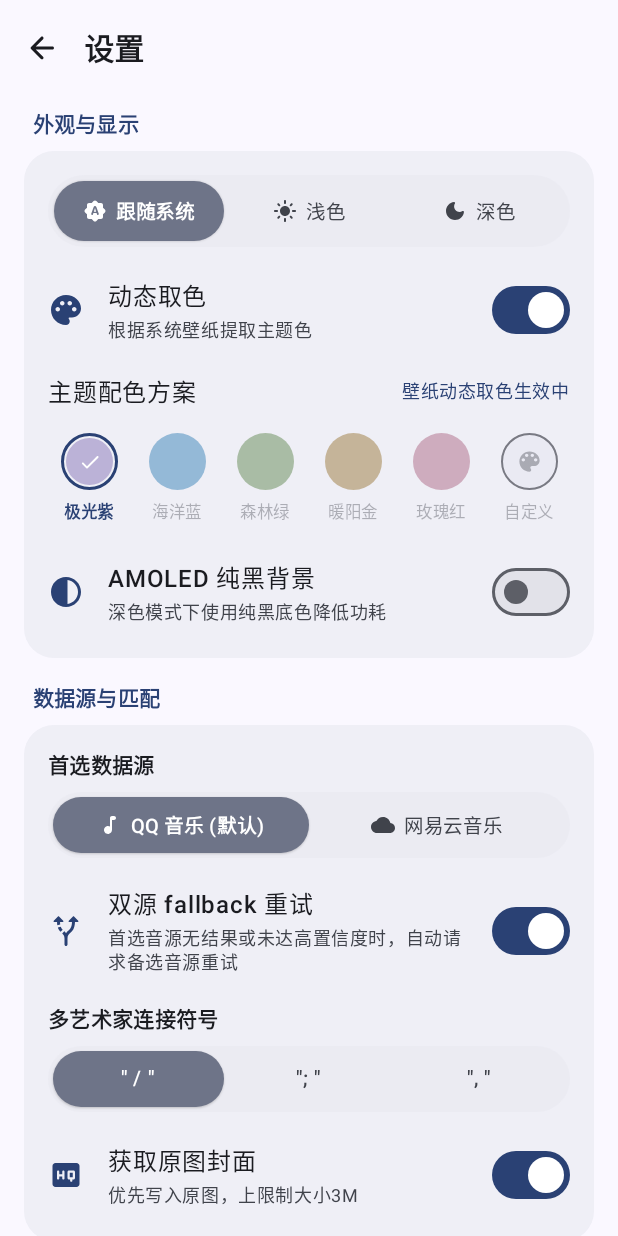
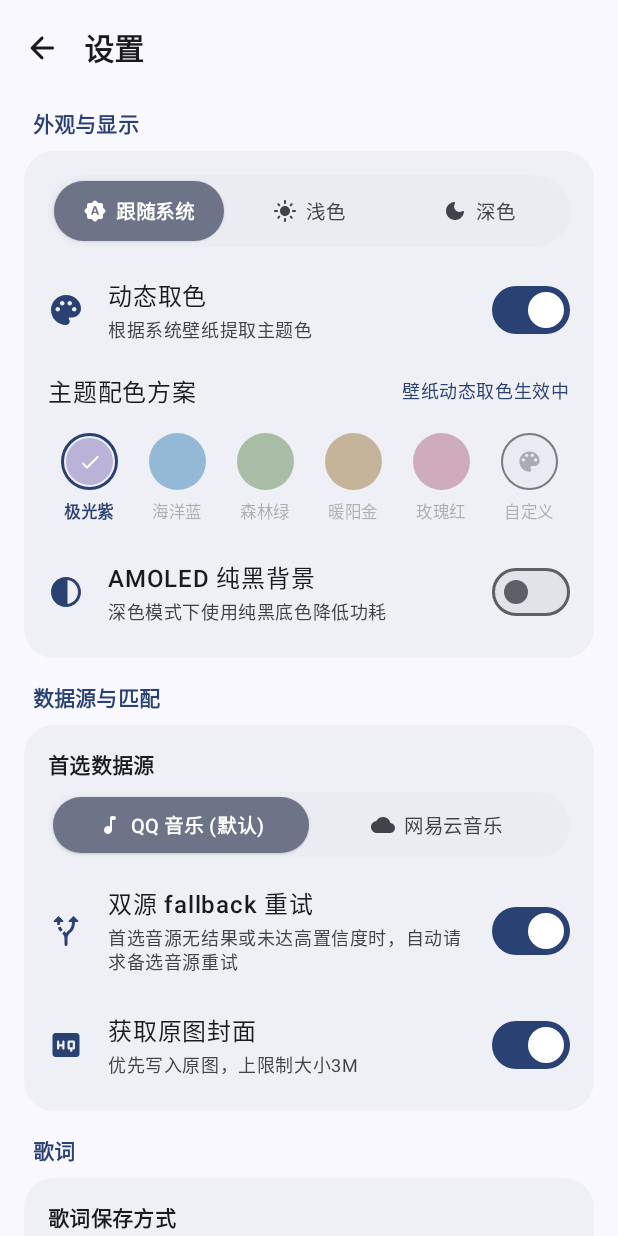
Before and after one commit to Viemean/Mutag, an Android app built with Jetpack Compose: the SettingsScreen screen opened through its navigation route, on a phone screen of 412 x 824 dp. Run offline under Robolectric (Android 15) with nearby library versions, the phone set to English and light mode, and no system bars; pictures from the network do not load; 2 statements that could not run were skipped.

Commit message:
refactor(settings): remove unused artist separator setting

```diff
--- a/app/src/main/kotlin/org/mutag/app/settings/AppSettingsManager.kt
+++ b/app/src/main/kotlin/org/mutag/app/settings/AppSettingsManager.kt
@@ -21,7 +21,6 @@ object AppSettingsManager {
     private const val KEY_IS_CUSTOM_THEME_COLOR = "is_custom_theme_color"
     private const val KEY_PREFERRED_SOURCE = "preferred_source"
     private const val KEY_DUAL_SOURCE_FALLBACK = "dual_source_fallback"
-    private const val KEY_ARTIST_SEPARATOR = "artist_separator"
     private const val KEY_FETCH_ORIGINAL_COVER = "fetch_original_cover"
     private const val KEY_LYRICS_SAVE_POLICY = "lyrics_save_policy"
     private const val KEY_AUTO_MERGE_TRANSLATION = "auto_merge_translation"
@@ -55,7 +54,6 @@ object AppSettingsManager {
         val preferredSource = runCatching { MetadataSource.valueOf(sourceName) }.getOrDefault(MetadataSource.QQ_MUSIC)
         val dualSourceFallback = sp.getBoolean(KEY_DUAL_SOURCE_FALLBACK, true)
 
-        val artistSeparator = sp.getString(KEY_ARTIST_SEPARATOR, " / ") ?: " / "
         val fetchOriginalCover = sp.getBoolean(KEY_FETCH_ORIGINAL_COVER, true)
 
         val policyName = sp.getString(KEY_LYRICS_SAVE_POLICY, LyricsSavePolicy.EMBED_ONLY.name) ?: LyricsSavePolicy.EMBED_ONLY.name
@@ -74,7 +72,6 @@ object AppSettingsManager {
             isCustomThemeColor = isCustomThemeColor,
             preferredSource = preferredSource,
             dualSourceFallback = dualSourceFallback,
-            artistSeparator = artistSeparator,
             fetchOriginalMasterCover = fetchOriginalCover,
             lyricsSavePolicy = lyricsSavePolicy,
             autoMergeTranslation = autoMergeTranslation,
@@ -149,16 +146,6 @@ object AppSettingsManager {
     }
 
     /**
-     * 设置多艺术家合并展示分割符。
-     *
-     * @param separator 分割符文本
-     */
-    fun setArtistSeparator(separator: String) {
-        _settingsState.update { it.copy(artistSeparator = separator) }
-        prefs?.edit()?.putString(KEY_ARTIST_SEPARATOR, separator)?.apply()
-    }
-
-    /**
      * 设置是否优先拉取母带级原图封面。
      *
      * @param enabled 启用状态
--- a/app/src/main/kotlin/org/mutag/app/settings/SettingsModel.kt
+++ b/app/src/main/kotlin/org/mutag/app/settings/SettingsModel.kt
@@ -62,7 +62,6 @@ val DEFAULT_THEME_PRESETS = listOf(
  * @param isCustomThemeColor 是否为用户自定义输入色彩
  * @param preferredSource 首选在线数据源
  * @param dualSourceFallback 是否启用双源 fallback 重试机制
- * @param artistSeparator 艺术家分割符
  * @param fetchOriginalMasterCover 是否优先获取母带级原图封面
  * @param lyricsSavePolicy 歌词持久化策略
  * @param autoMergeTranslation 是否自动合并歌词翻译
@@ -79,7 +78,6 @@ data class SettingsState(
     val isCustomThemeColor: Boolean = false,
     val preferredSource: MetadataSource = MetadataSource.QQ_MUSIC,
     val dualSourceFallback: Boolean = true,
-    val artistSeparator: String = " / ",
     val fetchOriginalMasterCover: Boolean = true,
     val lyricsSavePolicy: LyricsSavePolicy = LyricsSavePolicy.EMBED_ONLY,
     val autoMergeTranslation: Boolean = true,
--- a/app/src/main/kotlin/org/mutag/app/settings/SettingsScreen.kt
+++ b/app/src/main/kotlin/org/mutag/app/settings/SettingsScreen.kt
@@ -206,21 +206,6 @@ fun SettingsScreen(viewModel: SettingsViewModel, onNavigateBack: () -> Unit) {
                         subtitle = "首选音源无结果或未达高置信度时，自动请求备选音源重试",
                         checked = state.dualSourceFallback,
                         onCheckedChange = viewModel::setDualSourceFallback,
-                    )
-
-                    Spacer(modifier = Modifier.height(14.dp))
-
-                    Text(
-                        text = "多艺术家连接符号",
-                        style = MaterialTheme.typography.bodyMedium,
-                        fontWeight = FontWeight.SemiBold,
-                        color = MaterialTheme.colorScheme.onSurface,
-                    )
-                    Spacer(modifier = Modifier.height(8.dp))
-
-                    SegmentedSeparatorSelector(
-                        selectedSeparator = state.artistSeparator,
-                        onSeparatorSelected = viewModel::setArtistSeparator,
                     )
 
                     Spacer(modifier = Modifier.height(14.dp))
@@ -979,25 +964,6 @@ private fun SegmentedSourceSelector(selectedSource: MetadataSource, onSourceSele
 }
 
 @Composable
-private fun SegmentedSeparatorSelector(selectedSeparator: String, onSeparatorSelected: (String) -> Unit) {
-    val separators = remember { listOf(" / ", "; ", ", ") }
-    SlidingSegmentedControl(
-        items = separators,
-        selectedItem = selectedSeparator,
-        onItemSelected = onSeparatorSelected,
-        height = 44.dp,
-        padding = 3.dp,
-    ) { sep, isSelected, contentColor ->
-        Text(
-            text = "\"$sep\"",
-            fontSize = 13.sp,
-            fontWeight = if (isSelected) FontWeight.SemiBold else FontWeight.Medium,
-            color = contentColor,
-        )
-    }
-}
-
-@Composable
 private fun SettingsSwitchRow(
     icon: ImageVector,
     title: String,
--- a/app/src/main/kotlin/org/mutag/app/settings/SettingsViewModel.kt
+++ b/app/src/main/kotlin/org/mutag/app/settings/SettingsViewModel.kt
@@ -66,15 +66,6 @@ class SettingsViewModel : ViewModel() {
     }
 
     /**
-     * 更新多艺术家展示分割符。
-     *
-     * @param separator 分割符文本
-     */
-    fun setArtistSeparator(separator: String) {
-        AppSettingsManager.setArtistSeparator(separator)
-    }
-
-    /**
      * 更新是否优先下载母带原图封面配置。
      *
      * @param enabled 是否优先下载母带原图
```
